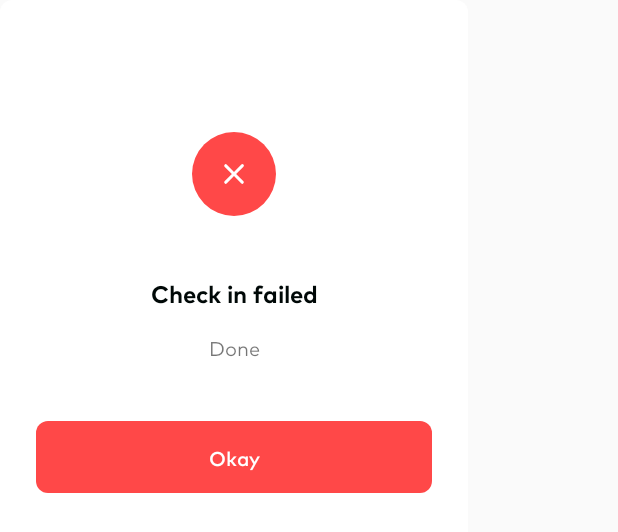
After one commit to Aspinax/ihrm-app, an Android app: the layout checkinerror.xml on its own in the app's theme, with its tools: preview values and no code run, on a phone screen of 412 x 824 dp. The commit adds this screen. Shown: the top 532 px of the screen. Run offline under Robolectric (Android 15) with nearby library versions, the phone set to English and light mode, and no system bars.

```diff
--- a/app/src/main/java/com/aspinax/ihrm/homeFragment.java
+++ b/app/src/main/java/com/aspinax/ihrm/homeFragment.java
@@ -38,7 +38,7 @@ public class homeFragment extends Fragment {
     public View onCreateView(LayoutInflater inflater, ViewGroup container, Bundle savedInstanceState) {
         View viewhomeFrag=inflater.inflate(R.layout.home, container, false);
 
-        //massive redirecting happening here
+        /*massive redirecting happening here
 
         RelativeLayout gotopaiddelegates = viewhomeFrag.findViewById(R.id.gotopaiddelegates);
         RelativeLayout gotocreditdelegates = viewhomeFrag.findViewById(R.id.gotocreditdelegates);
@@ -135,7 +135,7 @@ public class homeFragment extends Fragment {
                 startActivity(intent);
             }
         });
-
+        */
         //end of massive redirects
         return viewhomeFrag;
     }
--- a/app/src/main/java/com/aspinax/ihrm/qrcheckinSuccessful.java
+++ b/app/src/main/java/com/aspinax/ihrm/qrcheckinSuccessful.java
@@ -90,8 +90,6 @@ public class qrcheckinSuccessful{
             }
         });
 
-
-
         dialog.show();
 
     }
--- /dev/null
+++ b/app/src/main/res/drawable/ic_error.xml
@@ -0,0 +1,12 @@
+<vector xmlns:android="http://schemas.android.com/apk/res/android"
+    android:width="56dp"
+    android:height="56dp"
+    android:viewportWidth="56"
+    android:viewportHeight="56">
+  <path
+      android:pathData="M28,0A28,28 0,1 1,0 28,28 28,0 0,1 28,0Z"
+      android:fillColor="#ff4848"/>
+  <path
+      android:pathData="M34.3,21.71a1,1 0,0 0,-1.41 0L28,26.59 23.11,21.7A1,1 0,0 0,21.7 23.11L26.59,28 21.7,32.89A1,1 0,0 0,23.11 34.3L28,29.41l4.89,4.89a1,1 0,0 0,1.41 -1.41L29.41,28 34.3,23.11A1,1 0,0 0,34.3 21.71Z"
+      android:fillColor="#fff"/>
+</vector>
--- /dev/null
+++ b/app/src/main/res/layout/checkinerror.xml
@@ -0,0 +1,62 @@
+<?xml version="1.0" encoding="utf-8"?>
+<android.support.constraint.ConstraintLayout
+    android:padding="24dp"
+    android:background="@drawable/borderradius"
+    android:backgroundTint="#FFF"
+    xmlns:android="http://schemas.android.com/apk/res/android"
+    xmlns:app="http://schemas.android.com/apk/res-auto"
+    xmlns:tools="http://schemas.android.com/tools"
+    android:layout_width="312dp"
+    android:layout_height="match_parent">
+
+    <ImageView
+        android:contentDescription="@string/app_name"
+        android:id="@+id/checkedcircle"
+        android:layout_width="56dp"
+        android:layout_height="56dp"
+        android:layout_marginTop="64dp"
+        android:src="@drawable/ic_error"
+        app:layout_constraintTop_toTopOf="parent"
+        app:layout_constraintEnd_toEndOf="parent"
+        app:layout_constraintStart_toStartOf="parent" />
+    <TextView
+        android:id="@+id/successmessage"
+        android:layout_width="wrap_content"
+        android:layout_height="wrap_content"
+        app:layout_constraintTop_toBottomOf="@id/checkedcircle"
+        android:layout_marginTop="40dp"
+        app:layout_constraintStart_toStartOf="parent"
+        app:layout_constraintEnd_toEndOf="parent"
+        android:textSize="16dp"
+        android:fontFamily="@font/markbold"
+        android:textColor="#000807"
+        android:text="Check in failed"/>
+    <TextView
+        android:id="@+id/DialogMessage"
+        android:fontFamily="@font/markregular"
+        android:textSize="13dp"
+        app:layout_constraintStart_toStartOf="parent"
+        app:layout_constraintEnd_toEndOf="parent"
+        app:layout_constraintTop_toBottomOf="@id/successmessage"
+        android:layout_marginTop="16dp"
+        android:text="Done"
+        android:layout_width="wrap_content"
+        android:layout_height="wrap_content" />
+    <Button
+        android:id="@+id/Done"
+        android:background="@drawable/borderradius"
+        android:backgroundTint="#FF4848"
+        android:textColor="#FFF"
+        android:textAllCaps="false"
+        android:layout_width="match_parent"
+        android:layout_height="48dp"
+        android:layout_marginTop="40dp"
+        android:textSize="13dp"
+        android:fontFamily="@font/markmedium"
+        android:text="Okay"
+        style="?android:attr/borderlessButtonStyle"
+        app:layout_constraintTop_toBottomOf="@id/DialogMessage"
+        app:layout_constraintStart_toStartOf="parent"
+        app:layout_constraintEnd_toEndOf="parent"
+        />
+</android.support.constraint.ConstraintLayout>
--- a/app/src/main/res/layout/checkinsuccessful.xml
+++ b/app/src/main/res/layout/checkinsuccessful.xml
@@ -15,7 +15,7 @@
         android:layout_width="56dp"
         android:layout_height="56dp"
         android:layout_marginTop="64dp"
-        android:src="@drawable/ic_badge"
+        android:src="@drawable/ic_checked"
         app:layout_constraintTop_toTopOf="parent"
         app:layout_constraintEnd_toEndOf="parent"
         app:layout_constraintStart_toStartOf="parent" />
@@ -45,8 +45,8 @@
     <Button
         android:id="@+id/Done"
         android:background="@drawable/borderradius"
-        android:backgroundTint="#F2F2F2"
-        android:textColor="#75D219"
+        android:backgroundTint="#75D219"
+        android:textColor="#FFF"
         android:textAllCaps="false"
         android:layout_width="match_parent"
         android:layout_height="48dp"
```
Also changed, not shown: app/src/main/java/com/aspinax/ihrm/CheckinError.java (added, +34 -0 lines), app/src/main/java/com/aspinax/ihrm/DayOne.java (+29 -1 lines), app/src/main/java/com/aspinax/ihrm/attendeeAdapter.java (+54 -12 lines).
